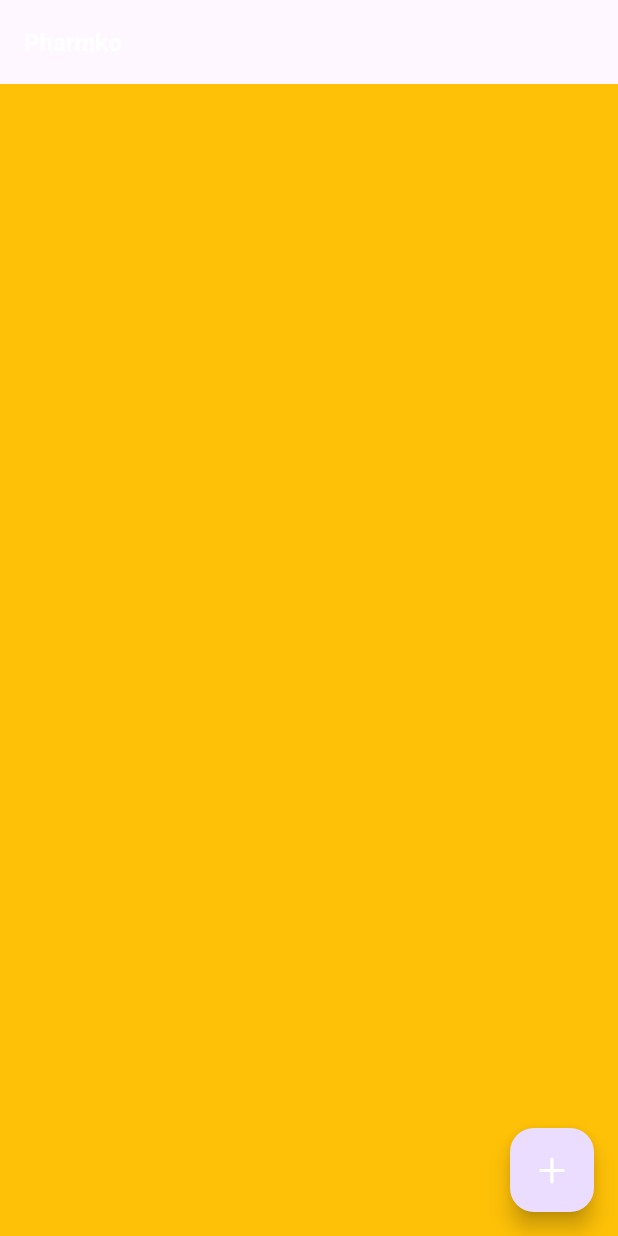
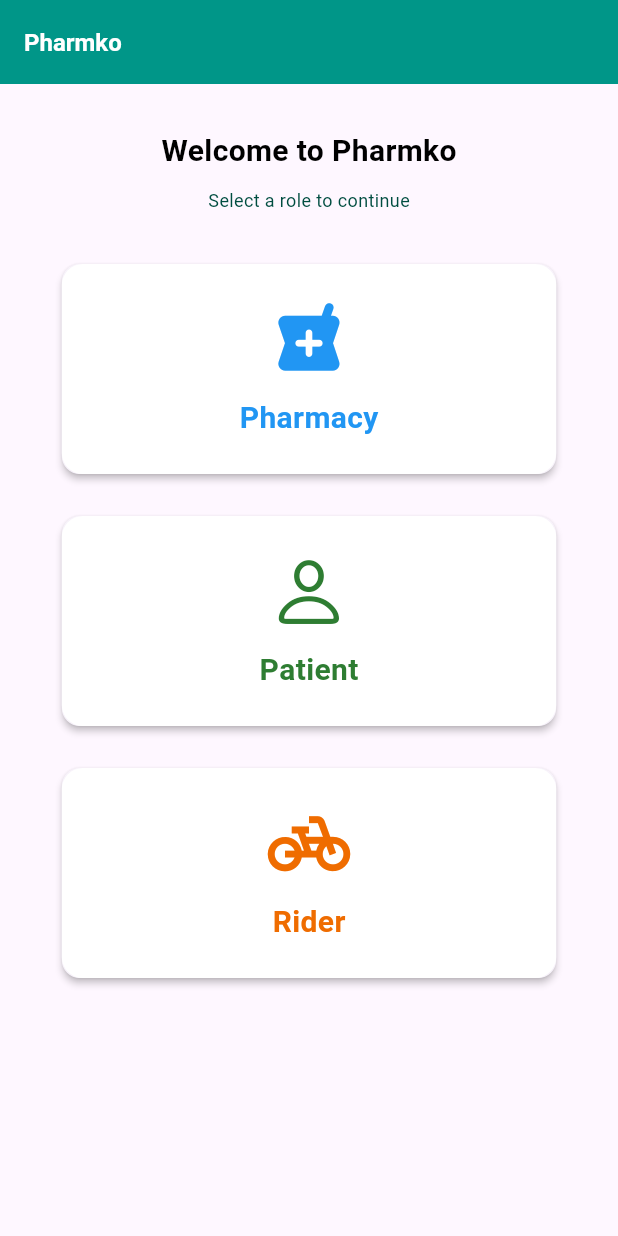
Before and after one commit to Enisco/pharmko, a Flutter app: the screen it shows after launch, on a phone screen of 412 x 824 dp. Run offline on Flutter 3.47's test engine with Material 3 defaults, Android fonts, the light colour scheme and no system bars; our stand-ins replace firebase_core, firebase_database, flutter_map, fluttertoast, get, latlong2 and 1 more; missing offline and left inert: mqtt_client; accounts and stored records are empty.

Commit message:
landing page done

```diff
--- a/lib/pharmko_app.dart
+++ b/lib/pharmko_app.dart
@@ -3,6 +3,8 @@ import 'package:flutter/material.dart';
 import 'package:get/get_navigation/src/root/get_material_app.dart';
 import 'package:logger/logger.dart';
 import 'package:pharmko/components/appstyles.dart';
+import 'package:pharmko/components/spacer.dart';
+import 'package:pharmko/views/widgets/landing_page_options_card.dart';
 
 var logger = Logger();
 
@@ -30,25 +32,37 @@ class PharmkoLandingPage extends StatelessWidget {
     return Scaffold(
       appBar: AppBar(
         title: Text("Pharmko", style: AppStyles.headerStyle()),
-        // backgroundColor: Colors.teal,
+        backgroundColor: Colors.teal,
       ),
       body: Container(
-        color: Colors.amber,
-      ),
-      floatingActionButton: FloatingActionButton(
-        onPressed: () {},
-        child: Container(
-          width: 100,
-          height: 60,
-          decoration: BoxDecoration(
-            borderRadius: BorderRadius.circular(12),
-          ),
-          child: const Row(
-            mainAxisAlignment: MainAxisAlignment.center,
+        padding: const EdgeInsets.fromLTRB(20, 30, 20, 5),
+        child: Center(
+          child: Column(
             children: [
-              Icon(
-                CupertinoIcons.add,
-                color: Colors.white,
+              Text(
+                "Welcome to Pharmko",
+                style: AppStyles.headerStyle(fontSize: 20, color: Colors.black),
+              ),
+              verticalSpacer(),
+              Text(
+                "Select a role to continue",
+                style: AppStyles.lightStyle(color: Colors.teal.shade900),
+              ),
+              verticalSpacer(size: 20),
+              landingPageOptionsCard(
+                role: Roles.pharmacy,
+                icon: Icons.local_pharmacy_rounded,
+                iconColor: Colors.blue,
+              ),
+              landingPageOptionsCard(
+                role: Roles.patient,
+                icon: CupertinoIcons.person,
+                iconColor: Colors.green.shade800,
+              ),
+              landingPageOptionsCard(
+                role: Roles.rider,
+                icon: Icons.pedal_bike,
+                iconColor: Colors.orange.shade800,
               ),
             ],
           ),
--- /dev/null
+++ b/lib/views/widgets/landing_page_options_card.dart
@@ -0,0 +1,59 @@
+import 'package:flutter/material.dart';
+import 'package:fluttertoast/fluttertoast.dart';
+import 'package:pharmko/components/appstyles.dart';
+import 'package:pharmko/components/screen_size.dart';
+import 'package:pharmko/components/spacer.dart';
+import 'package:pharmko/components/strings_helper.dart';
+import 'package:pharmko/pharmko_app.dart';
+
+enum Roles { pharmacy, patient, rider }
+
+Widget landingPageOptionsCard({
+  required Roles role,
+  required IconData icon,
+  Color? backgroundColor,
+  required Color iconColor,
+}) {
+  return Builder(
+    builder: (context) {
+      return Padding(
+        padding: const EdgeInsets.symmetric(vertical: 10),
+        child: Card(
+          elevation: 2,
+          child: InkWell(
+            onTap: () {
+              Fluttertoast.showToast(msg: role.name.toSentenceCase());
+              if (role == Roles.pharmacy) {
+                logger.d("Pharmacy selected");
+              } else if (role == Roles.patient) {
+                logger.f("Patient selected");
+              } else {
+                logger.e("Rider selected");
+              }
+            },
+            child: Container(
+              height: 140,
+              width: screenWidth(context) * 0.8,
+              decoration: BoxDecoration(
+                borderRadius: BorderRadius.circular(14),
+                color: backgroundColor ?? Colors.white,
+              ),
+              child: Column(
+                mainAxisAlignment: MainAxisAlignment.center,
+                children: [
+                  Icon(icon, size: 55, color: iconColor),
+                  verticalSpacer(),
+                  Text(
+                    role.name.toSentenceCase(),
+                    style:
+                        AppStyles.headerStyle(fontSize: 20, color: iconColor),
+                  ),
+                ],
+              ),
+            ),
+          ),
+        ),
+      );
+    },
+  );
+}
```
Also changed, not shown: lib/components/screen_size.dart (added, +24 -0 lines), lib/components/strings_helper.dart (added, +40 -0 lines), lib/views/patient_views/patient_home.dart (added, +50 -0 lines), 1 other file.
